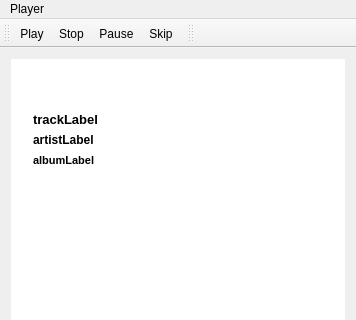
First picture: the form in mainwindow.ui, repository paucm/spotfm, before the edit; both pictures show x 0 to 356 and y 0 to 320 of the 356 by 566 pixel window.
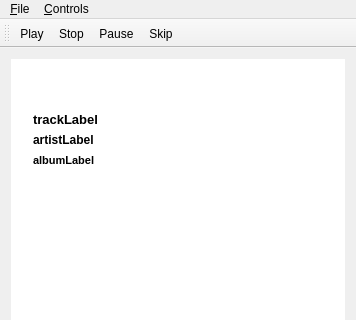
Second picture: the form after the edit. Icons and pictures are not drawn.

Commit message: Add quit option in toolbar menu

What changed in the file:
```diff
--- a/mainwindow.ui
+++ b/mainwindow.ui
@@ -268,13 +268,21 @@
    </property>
    <widget class="QMenu" name="menuPlayer" >
     <property name="title" >
-     <string>Player</string>
+     <string>&amp;Controls</string>
     </property>
     <addaction name="actionPlay" />
     <addaction name="actionStop" />
     <addaction name="actionPause" />
     <addaction name="actionSkip" />
    </widget>
+   <widget class="QMenu" name="menu_File" >
+    <property name="title" >
+     <string>&amp;File</string>
+    </property>
+    <addaction name="actionLogoutAndQuit" />
+    <addaction name="actionQuit" />
+   </widget>
+   <addaction name="menu_File" />
    <addaction name="menuPlayer" />
   </widget>
   <widget class="QToolBar" name="mainToolBar" >
@@ -282,7 +290,7 @@
     <rect>
      <x>0</x>
      <y>24</y>
-     <width>138</width>
+     <width>356</width>
      <height>34</height>
     </rect>
    </property>
@@ -307,31 +315,6 @@
     </rect>
    </property>
   </widget>
-  <widget class="QToolBar" name="toolBar" >
-   <property name="geometry" >
-    <rect>
-     <x>138</x>
-     <y>24</y>
-     <width>218</width>
-     <height>34</height>
-    </rect>
-   </property>
-   <property name="windowTitle" >
-    <string>toolBar</string>
-   </property>
-   <property name="iconSize" >
-    <size>
-     <width>32</width>
-     <height>32</height>
-    </size>
-   </property>
-   <attribute name="toolBarArea" >
-    <enum>TopToolBarArea</enum>
-   </attribute>
-   <attribute name="toolBarBreak" >
-    <bool>false</bool>
-   </attribute>
-  </widget>
   <action name="actionPlay" >
    <property name="icon" >
     <iconset resource="spotfm.qrc" >
```
Left out of the diff: 16 changed lines with no effect on the pictures. The commit also changes 4 other files.
